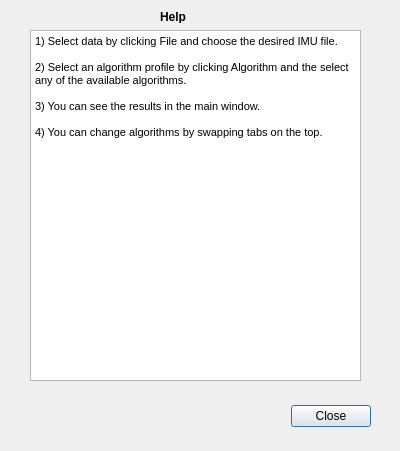
Qt form application_openimu/app/help.ui (introlab/OpenIMU) before a commit.
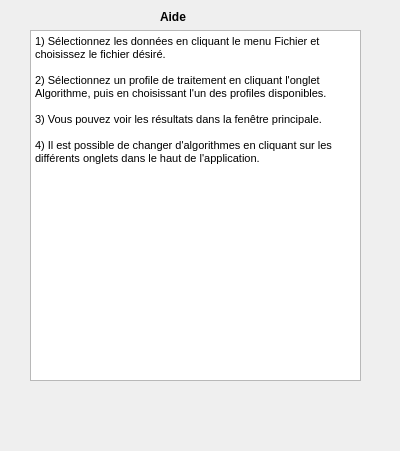
The same form after that commit.

Commit message: Removed the close buttons because the language couldnt be changed

Diff of the .ui file:
```diff
--- a/application_openimu/app/help.ui
+++ b/application_openimu/app/help.ui
@@ -13,25 +13,6 @@
   <property name="windowTitle">
    <string>Help</string>
   </property>
-  <widget class="QDialogButtonBox" name="buttonBox">
-   <property name="geometry">
-    <rect>
-     <x>30</x>
-     <y>400</y>
-     <width>341</width>
-     <height>32</height>
-    </rect>
-   </property>
-   <property name="locale">
-    <locale language="French" country="Canada"/>
-   </property>
-   <property name="orientation">
-    <enum>Qt::Horizontal</enum>
-   </property>
-   <property name="standardButtons">
-    <set>QDialogButtonBox::Close</set>
-   </property>
-  </widget>
   <widget class="QLabel" name="label">
    <property name="geometry">
     <rect>
@@ -48,7 +29,7 @@
     </font>
    </property>
    <property name="text">
-    <string>Help</string>
+    <string>Aide</string>
    </property>
   </widget>
   <widget class="QTextEdit" name="textEdit">
@@ -65,11 +46,11 @@
 &lt;html&gt;&lt;head&gt;&lt;meta name=&quot;qrichtext&quot; content=&quot;1&quot; /&gt;&lt;style type=&quot;text/css&quot;&gt;
 p, li { white-space: pre-wrap; }
 &lt;/style&gt;&lt;/head&gt;&lt;body style=&quot; font-family:'MS Shell Dlg 2'; font-size:8.25pt; font-weight:400; font-style:normal;&quot;&gt;
-&lt;p style=&quot; margin-top:0px; margin-bottom:0px; margin-left:0px; margin-right:0px; -qt-block-indent:0; text-indent:0px;&quot;&gt;1) Select data by clicking File and choose the desired IMU file.&lt;/p&gt;
+&lt;p style=&quot; margin-top:0px; margin-bottom:0px; margin-left:0px; margin-right:0px; -qt-block-indent:0; text-indent:0px;&quot;&gt;1) Sélectionnez les données en cliquant le menu Fichier et choisissez le fichier désiré.&lt;/p&gt;
 &lt;p style=&quot;-qt-paragraph-type:empty; margin-top:0px; margin-bottom:0px; margin-left:0px; margin-right:0px; -qt-block-indent:0; text-indent:0px;&quot;&gt;&lt;br /&gt;&lt;/p&gt;
-&lt;p style=&quot; margin-top:0px; margin-bottom:0px; margin-left:0px; margin-right:0px; -qt-block-indent:0; text-indent:0px;&quot;&gt;2) Select an algorithm profile by clicking Algorithm and the select any of the available algorithms.&lt;/p&gt;
+&lt;p style=&quot; margin-top:0px; margin-bottom:0px; margin-left:0px; margin-right:0px; -qt-block-indent:0; text-indent:0px;&quot;&gt;2) Sélectionnez un profile de traitement en cliquant l'onglet Algorithme, puis en choisissant l'un des profiles disponibles.&lt;/p&gt;
 &lt;p style=&quot;-qt-paragraph-type:empty; margin-top:0px; margin-bottom:0px; margin-left:0px; margin-right:0px; -qt-block-indent:0; text-indent:0px;&quot;&gt;&lt;br /&gt;&lt;/p&gt;
-&lt;p style=&quot; margin-top:0px; margin-bottom:0px; margin-left:0px; margin-right:0px; -qt-block-indent:0; text-indent:0px;&quot;&gt;3) You can see the results in the main window.&lt;br /&gt;&lt;br /&gt;4) You can change algorithms by swapping tabs on the top.&lt;/p&gt;&lt;/body&gt;&lt;/html&gt;</string>
+&lt;p style=&quot; margin-top:0px; margin-bottom:0px; margin-left:0px; margin-right:0px; -qt-block-indent:0; text-indent:0px;&quot;&gt;3) Vous pouvez voir les résultats dans la fenêtre principale.&lt;br /&gt;&lt;br /&gt;4) Il est possible de changer d'algorithmes en cliquant sur les différents onglets dans le haut de l'application.&lt;/p&gt;&lt;/body&gt;&lt;/html&gt;</string>
    </property>
   </widget>
  </widget>
```
Left out of the diff: 37 changed lines with no effect on the pictures. The commit also changes 2 other files.
